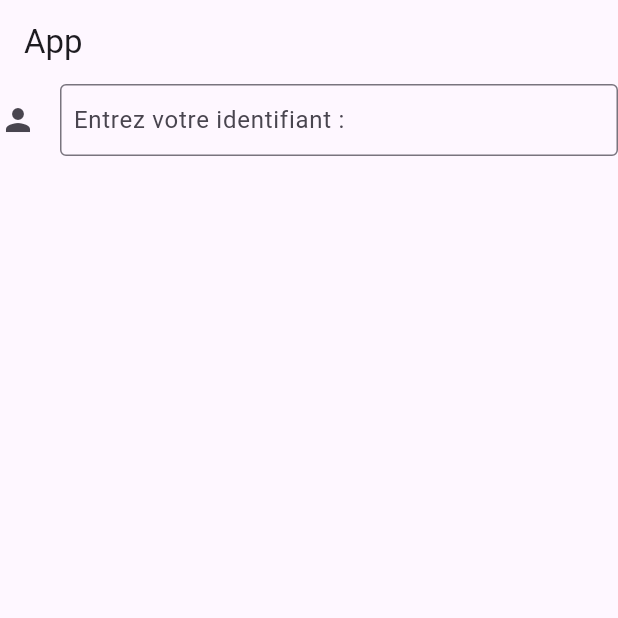
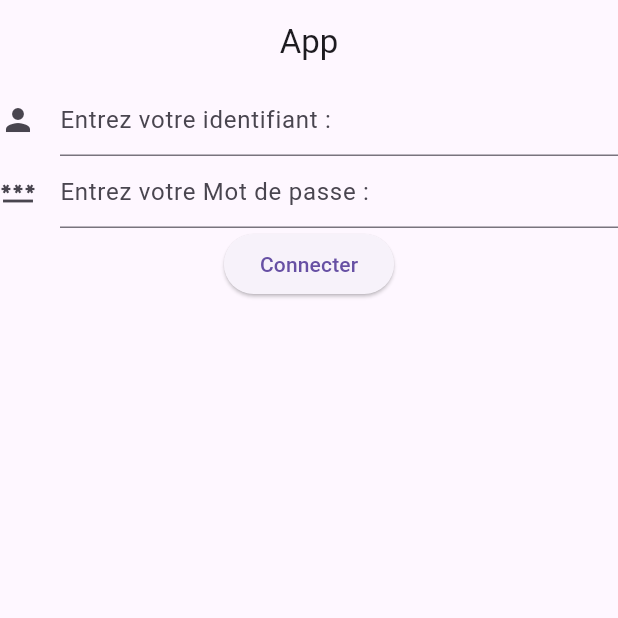
Before and after one commit to DaronV2/all_for_sports, a Flutter app: the screen it shows after launch, on a phone screen of 412 x 824 dp, the top half of it. Run offline on Flutter 3.47's test engine with Material 3 defaults, Android fonts, the phone set to English and light mode, and no system bars.

Commit message:
Creation of connexionPage and create json with the id and the password

```diff
--- a/lib/Screens/ConnexionScreen.dart
+++ b/lib/Screens/ConnexionScreen.dart
@@ -1,3 +1,6 @@
+import 'dart:convert';
+
+import 'package:all_for_sports/Services/SerializeLogs.dart';
 import 'package:flutter/material.dart';
 
 class ConnexionScreen extends StatefulWidget {
@@ -8,25 +11,65 @@ class ConnexionScreen extends StatefulWidget {
 }
 
 class _ConnexionScreenState extends State<ConnexionScreen> {
+
+  bool _passwordHidden = true;
+
+  final TextEditingController _controllerId = TextEditingController();
+
+  final TextEditingController _controllerPassword = TextEditingController();
+
+  @override
+  void initState() {
+    _passwordHidden = true;
+    // TODO: implement initState
+    // super.initState();
+    // _controllerId.addListener(() {
+    //   final String textId = _controllerId.text.toLowerCase();
+    //   // print(textId);
+    // });
+    // _controllerPassword.addListener(() {
+    //   final String textPassword = _controllerPassword.text;
+    //   // print(textPassword);
+    // });
+  }
+
   @override
   Widget build(BuildContext context) {
     return MaterialApp(
       home: Scaffold(
         appBar: AppBar(
-          title: const Text("App"),
+          title: const Center(
+            child: Text("App"),
           ),
-        body: Stack(
-          children: [
+        ),
+        body: Column(children: [
           TextFormField(
+            controller: _controllerId,
             decoration: const InputDecoration(
               icon: Icon(Icons.person),
               hintText: "Entrez votre identifiant : ",
-                contentPadding: EdgeInsets.all(5),
-                border: OutlineInputBorder(),
             ),
-            )
-          ]
           ),
+          TextFormField(
+            controller: _controllerPassword,
+            obscureText: _passwordHidden,
+            decoration: const InputDecoration(
+              icon: Icon(Icons.password),
+              hintText: "Entrez votre Mot de passe : ",
+            ),
+            // onChanged: (_controllerPassword) {
+            //   print(_controllerPassword);
+            // },
+          ),
+          ElevatedButton(
+            onPressed: () {
+              SerializeLogs logs = SerializeLogs(_controllerId.text, _controllerPassword.text);
+              String jsonString = jsonEncode(logs.toJson());
+              print(jsonString);
+            },
+            child: const Text("Connecter"),
+          ),
+        ]),
       ),
     );
   }
--- /dev/null
+++ b/lib/Services/SerializeLogs.dart
@@ -0,0 +1,14 @@
+import 'package:json_annotation/json_annotation.dart';
+
+@JsonSerializable()
+class SerializeLogs {
+  SerializeLogs(this.id, this.password); // Constructeur
+
+  final String id;
+  final String password;
+
+  Map<String, dynamic> toJson() => {
+    'identifiant' : id,     //Entrer "identifiant" : id , dans le json
+    'password' : password, // Entrer "password" : password , dans le json
+  };
+}
--- a/pubspec.yaml
+++ b/pubspec.yaml
@@ -9,11 +9,14 @@ environment:
 dependencies:
   flutter:
     sdk: flutter
+  json_annotation: ^4.9.0
 
 dev_dependencies:
   flutter_test:
     sdk: flutter
   flutter_lints: ^4.0.0
+  build_runner: ^2.4.12
+  json_serializable: ^6.8.0
 
 flutter:
   uses-material-design: true
```
Also changed, not shown: pubspec.lock, 1 other file. Lines whose indentation alone changed are shown as unchanged.
